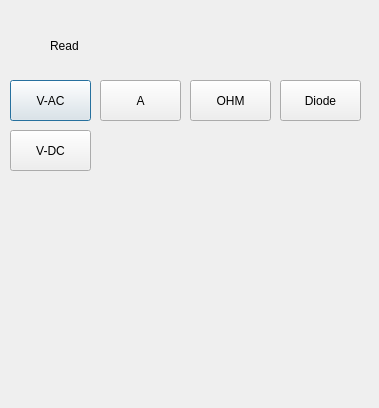
The window that miernik.ui (Sc4redd/GDM_8341_program) describes before a commit, drawn with Qt 5.
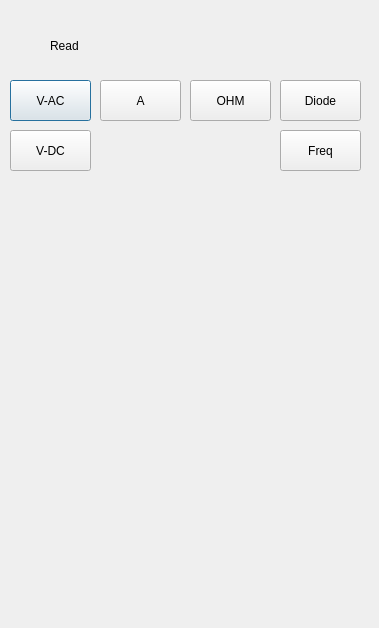
The same window after the commit.

```diff
--- a/miernik.ui
+++ b/miernik.ui
@@ -7,7 +7,7 @@
     <x>0</x>
     <y>0</y>
     <width>379</width>
-    <height>408</height>
+    <height>628</height>
    </rect>
   </property>
   <property name="windowTitle">
@@ -91,6 +91,19 @@
     <string>Diode</string>
    </property>
   </widget>
+  <widget class="QPushButton" name="pushButton_FREQ">
+   <property name="geometry">
+    <rect>
+     <x>280</x>
+     <y>130</y>
+     <width>81</width>
+     <height>41</height>
+    </rect>
+   </property>
+   <property name="text">
+    <string>Freq</string>
+   </property>
+  </widget>
  </widget>
  <resources/>
  <connections/>
```
